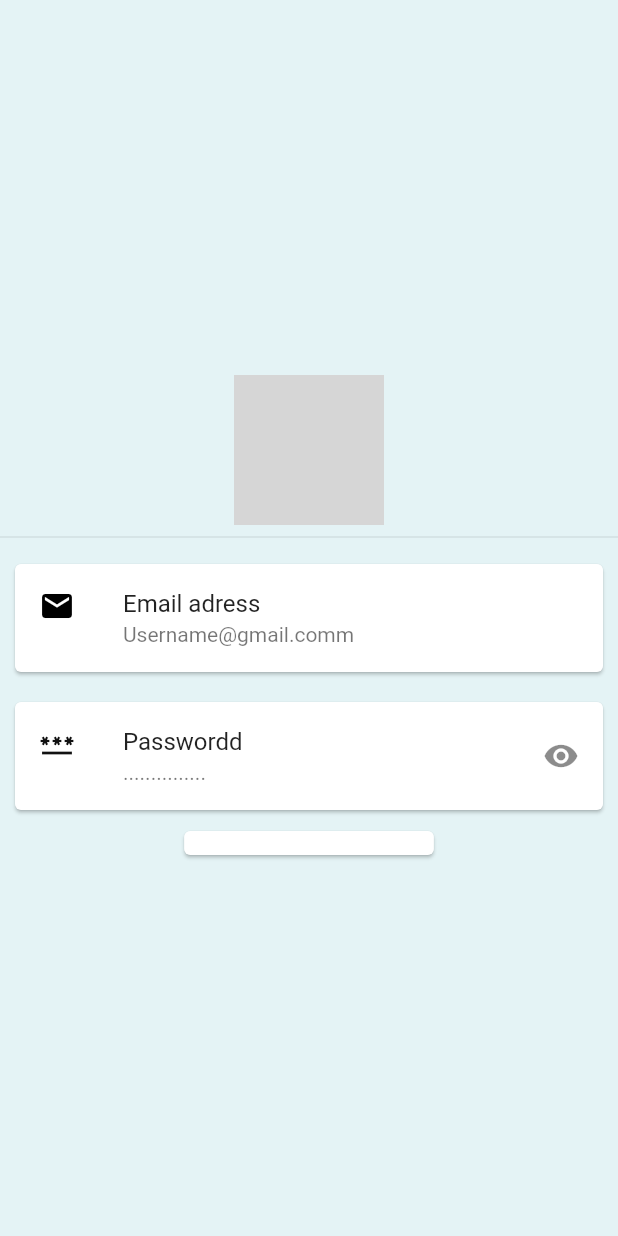
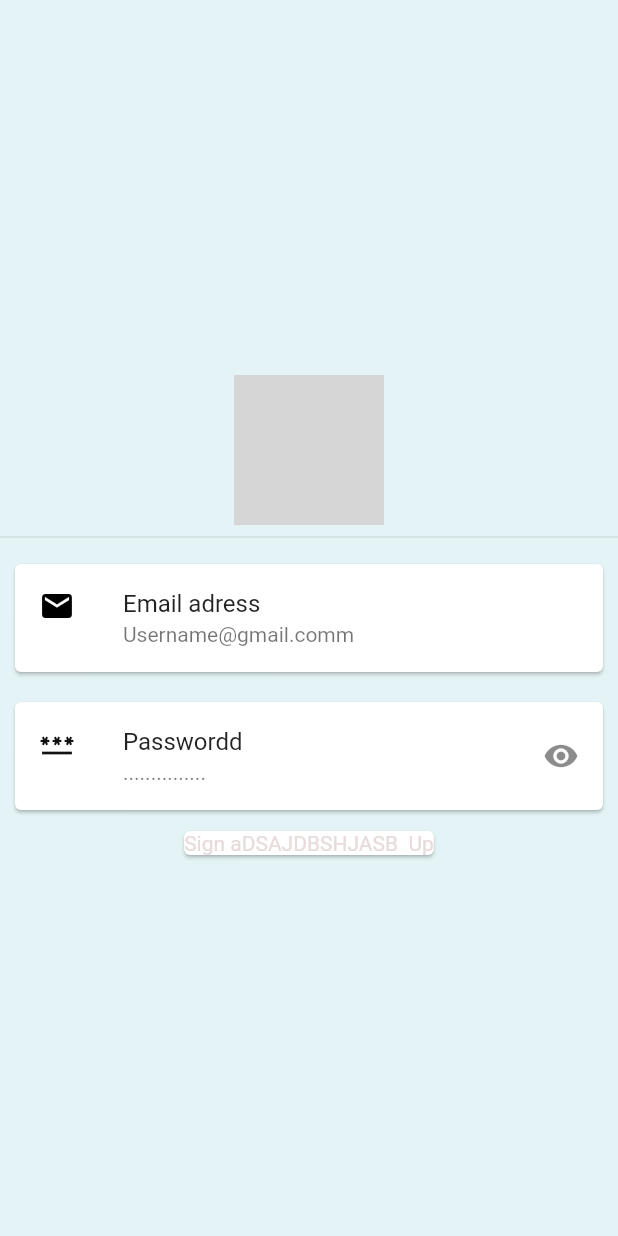
Before and after one commit to Aldairtunq/flutter_application_7DISE-O1, a Flutter app: the screen it shows after launch, on a phone screen of 412 x 824 dp. Run offline on Flutter 3.47's test engine with Material 2 defaults, Android fonts, the phone set to English and light mode, and no system bars; grey boxes are pictures that could not be loaded.

Commit message:
primer commit

```diff
--- a/lib/main.dart
+++ b/lib/main.dart
@@ -43,7 +43,7 @@ class Myapp extends StatelessWidget {
               child: Text(
                 "Sign aDSAJDBSHJASB  Up",
                 style: TextStyle(
-                  color: Colors.white,
+                  color: Color.fromARGB(255, 231, 219, 219),
                 ),
               ),
             )
```
